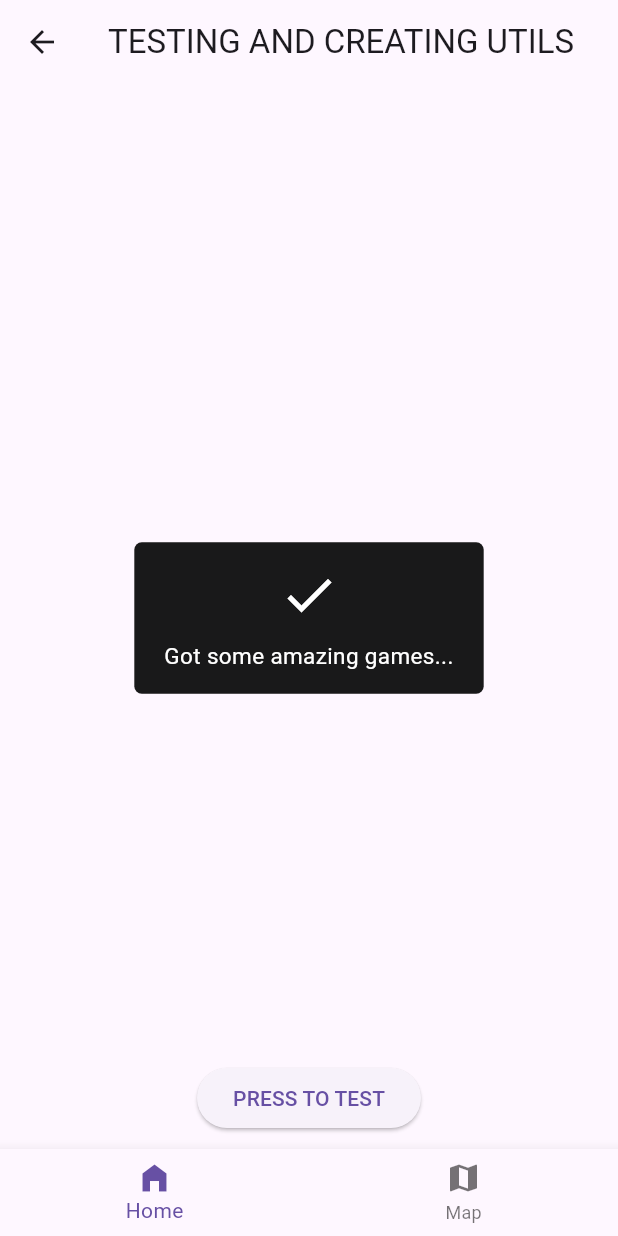
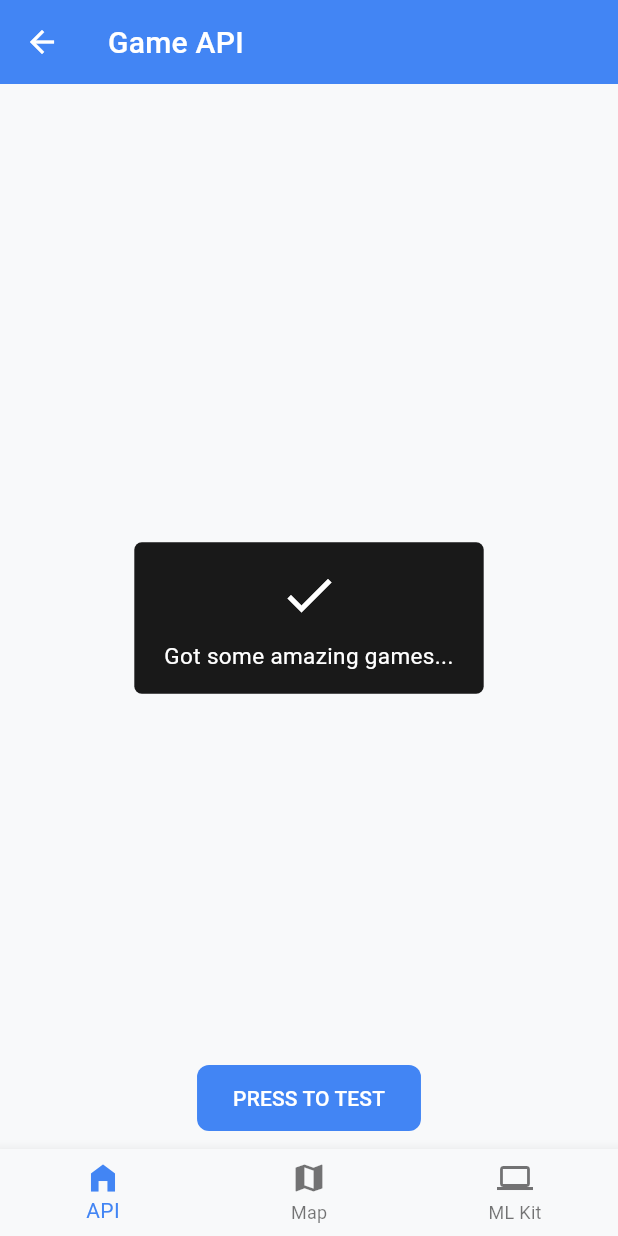
Before and after one commit to tmbmnadim/utilities, a Flutter app: the Home screen opened by its route, after a tap on "PRESS TO TEST", on a phone screen of 412 x 824 dp. Run offline on Flutter 3.47's test engine with Material 3 defaults, Android fonts, the phone set to English and light mode, and no system bars; our stand-ins replace camera, flutter_dotenv, flutter_easyloading, geolocator, get, google_maps_flutter and 1 more; missing offline and left inert: flutter_polyline_points, google_mlkit_barcode_scanning, google_mlkit_text_recognition, widget_to_marker; network calls fail.

```diff
--- a/lib/controllers/test_controller.dart
+++ b/lib/api/controllers/game_controller.dart
@@ -1,12 +1,11 @@
 import 'dart:developer';
 
-import 'package:flutter_easyloading/flutter_easyloading.dart';
 import 'package:get/get.dart';
-import 'package:utilities/cat_fact_model.dart';
-import 'package:utilities/repositories/test_repository.dart';
+import 'package:utilities/api/models/game_model.dart';
+import 'package:utilities/api/repositories/game_repository.dart';
 import 'package:utilities/utils/controller_utils.dart';
 
-class TestController extends GetxController {
+class GameController extends GetxController {
   final TestRepository _repo = TestRepository();
 
   // ============================================= State
--- a/lib/repositories/test_repository.dart
+++ b/lib/api/repositories/game_repository.dart
@@ -1,5 +1,5 @@
-import 'package:utilities/cat_fact_model.dart';
-import 'package:utilities/sources/test_source.dart';
+import 'package:utilities/api/models/game_model.dart';
+import 'package:utilities/api/sources/game_source.dart';
 import 'package:utilities/utils/data_state.dart';
 import 'package:utilities/utils/repository_error_handler.dart';
 
--- a/lib/sources/test_source.dart
+++ b/lib/api/sources/game_source.dart
@@ -2,7 +2,7 @@ import 'dart:developer';
 
 import 'package:utilities/utils/api_manager.dart';
 
-import '../cat_fact_model.dart';
+import '../models/game_model.dart';
 
 class TestSource {
   TestSource();
--- a/lib/view/homepage.dart
+++ b/lib/api/view/api_page.dart
@@ -1,14 +1,14 @@
 import 'package:flutter/material.dart';
 import 'package:get/get.dart';
-import 'package:utilities/controllers/test_controller.dart';
+import 'package:utilities/api/controllers/game_controller.dart';
 import 'package:utilities/utils/controller_utils.dart';
 
-class Homepage extends StatelessWidget {
-  const Homepage({super.key});
+class ApiScreen extends StatelessWidget {
+  const ApiScreen({super.key});
 
   @override
   Widget build(BuildContext context) {
-    final testCtrl = Get.put(TestController());
+    final testCtrl = Get.put(GameController());
     return Scaffold(
       body: Obx(() {
         ControllerUtils.showGameStatus(testCtrl.status);
--- a/lib/controllers/location_controller.dart
+++ b/lib/google_map/controllers/location_controller.dart
@@ -146,6 +146,7 @@ class LocationController extends GetxController {
     VoidCallback? onTap,
   }) async {
     try {
+      if(!context.mounted) return;
       _pinMarkerIcon = await _processMarkerIcon(context, icon);
     } catch (e) {
       _handleError(e, "LocationController<setUserMarkerIcon>:");
--- a/lib/view/map_page.dart
+++ b/lib/google_map/view/map_page.dart
@@ -1,22 +1,27 @@
+import 'dart:async';
+
 import 'package:flutter/material.dart';
 import 'package:get/get.dart';
 import 'package:google_maps_flutter/google_maps_flutter.dart';
-import 'package:utilities/controllers/location_controller.dart';
+import 'package:utilities/google_map/controllers/location_controller.dart';
 import 'package:utilities/utils/custom_marker.dart';
 
-class MapPage extends StatefulWidget {
-  const MapPage({super.key});
+class MapScreen extends StatefulWidget {
+  const MapScreen({super.key});
 
   @override
-  State<MapPage> createState() => _MapPageState();
+  State<MapScreen> createState() => _MapScreenState();
 }
 
-class _MapPageState extends State<MapPage> {
+class _MapScreenState extends State<MapScreen> {
   final locationCtrl = Get.find<LocationController>();
+  Timer? _timer;
   @override
   void initState() {
     super.initState();
+    _timer = Timer(Duration(milliseconds: 300), () {
       locationCtrl.getCurrentLocation();
+    });
     WidgetsBinding.instance.addPostFrameCallback((_) {
       locationCtrl.setUserMarkerIcon(
         context,
@@ -43,6 +48,7 @@ class _MapPageState extends State<MapPage> {
 
   @override
   void dispose() {
+    _timer?.cancel();
     super.dispose();
     locationCtrl.disposeContents();
   }
@@ -95,8 +101,9 @@ class _MapPageState extends State<MapPage> {
                 )
               else if (ctrl.locationNotFound)
                 Expanded(
+                  child: Center(
                     child: Text(
-                    "Couldn't get location!",
+                      "Location not fetched!",
                       textAlign: TextAlign.center,
                       style: TextStyle(
                         fontSize: 18,
@@ -104,9 +111,11 @@ class _MapPageState extends State<MapPage> {
                         color: Colors.redAccent,
                       ),
                     ),
+                  ),
                 )
               else
                 Expanded(
+                  child: Center(
                     child: Text(
                       "Location was not initialized!",
                       textAlign: TextAlign.center,
@@ -114,6 +123,7 @@ class _MapPageState extends State<MapPage> {
                         fontSize: 18,
                         fontWeight: FontWeight.w600,
                         color: Colors.redAccent,
+                      ),
                     ),
                   ),
                 ),
--- /dev/null
+++ b/lib/google_ml_kit/view/ml_kit_screen.dart
@@ -0,0 +1,143 @@
+import 'package:camera/camera.dart';
+import 'package:flutter/material.dart';
+import 'package:get/get.dart';
+import 'package:utilities/google_ml_kit/controller/ml_kit_controller.dart';
+import 'package:utilities/utils/controller_utils.dart';
+
+class MLKitScreen extends StatefulWidget {
+  const MLKitScreen({super.key});
+
+  @override
+  State<MLKitScreen> createState() => _MLKitScreenState();
+}
+
+class _MLKitScreenState extends State<MLKitScreen> {
+  MLKitController ctrl = Get.put(MLKitController());
+  @override
+  void dispose() {
+    super.dispose();
+    ctrl.onClose();
+  }
+
+  @override
+  Widget build(BuildContext context) {
+    return Scaffold(
+      body: GetBuilder<MLKitController>(
+        builder: (mlkCtrl) {
+          return Column(
+            children: [
+              Builder(
+                builder: (context) {
+                  switch (ctrl.status) {
+                    case MlKitControllerStatus.initial:
+                      return Expanded(
+                        child: Center(child: Text("Camera not initialized!")),
+                      );
+                    case MlKitControllerStatus.loading:
+                      return Expanded(
+                        child: Center(child: CircularProgressIndicator()),
+                      );
+                    case MlKitControllerStatus.readyToTakePhoto:
+                      return Expanded(child: CameraPreview(ctrl.cameraCtrl));
+                    case MlKitControllerStatus.captured:
+                      return Expanded(
+                        child: Image.file(ctrl.image, fit: BoxFit.cover),
+                      );
+                    case MlKitControllerStatus.failure:
+                      return Expanded(
+                        child: Center(
+                          child: Text(
+                            "Failed to initialize camera!\n${ctrl.errorMessage}",
+                          ),
+                        ),
+                      );
+                    case MlKitControllerStatus.processed:
+                      return Expanded(
+                        child: Builder(
+                          builder: (context) {
+                            if (ctrl.scanResults.isEmpty) {
+                              return Center(
+                                child: Text(
+                                  "Result is empty",
+                                ),
+                              );
+                            }
+                            return ListView.builder(
+                              itemCount: ctrl.scanResults.length,
+                              itemBuilder: (context, index) {
+                                return Text(ctrl.scanResults[index]);
+                              },
+                            );
+                          },
+                        ),
+                      );
+                  }
+                },
+              ),
+              SingleChildScrollView(
+                scrollDirection: Axis.horizontal,
+                child: Row(
+                  spacing: 10,
+                  children: [
+                    SizedBox(width: 0),
+                    if (ctrl.status == MlKitControllerStatus.readyToTakePhoto)
+                      ElevatedButton(
+                        onPressed: () => ctrl.takePicture(),
+                        child: Text("Take Picture"),
+                      )
+                    else if (ctrl.status == MlKitControllerStatus.captured)
+                      ElevatedButton(
+                        onPressed: () => ctrl.retakePicture(),
+                        child: Text("Retake"),
+                      ),
+                    if (ctrl.status == MlKitControllerStatus.captured)
+                      ElevatedButton(
+                        onPressed: () => ctrl.processImage(),
+                        child: Text("Process Image"),
+                      ),
+                    if (ctrl.status == MlKitControllerStatus.processed)
+                      ElevatedButton(
+                        onPressed: () => ctrl.retakePicture(),
+                        child: Text("Take another"),
+                      ),
+                    _dropDownMenu(context, mlkCtrl),
+                    SizedBox(width: 0),
+                  ],
+                ),
+              ),
+            ],
+          );
+        },
+      ),
+    );
+  }
+
+  Widget _dropDownMenu(BuildContext context, MLKitController mlkCtrl) {
+    return Container(
+      decoration: BoxDecoration(
+        color: Theme.of(context).colorScheme.primary,
+        borderRadius: BorderRadius.circular(10),
+      ),
+      margin: EdgeInsets.symmetric(horizontal: 10),
+      padding: EdgeInsets.symmetric(horizontal: 10),
+      child: DropdownButton<MlKitOptions>(
+        value: mlkCtrl.option,
+        underline: SizedBox(),
+        style: TextStyle(color: Colors.white),
+        iconEnabledColor: Colors.white,
+        borderRadius: BorderRadius.circular(10),
+        dropdownColor: Theme.of(context).colorScheme.primaryFixedDim,
+        padding: EdgeInsets.zero,
+        items: MlKitOptions.values.map((value) {
+          return DropdownMenuItem(
+            value: value,
+            enabled: value.index < 2,
+            child: Text(value.toTitle()),
+            onTap: () => mlkCtrl.changeOption(value),
+          );
+        }).toList(),
+        onChanged: (value) => mlkCtrl.changeOption(value),
+      ),
+    );
+  }
+}
--- /dev/null
+++ b/lib/routes/route_list.dart
@@ -0,0 +1,6 @@
+class Routes {
+  static const String initial = '/';
+  static const String home = '/home';
+  static const String mapPage = '/map';
+  static const String mlKitPage = '/ml_kit';
+}
--- a/lib/routes/routes.dart
+++ b/lib/routes/routes.dart
@@ -1,31 +1,25 @@
-// /c:/Users/mansu/Documents/Projects/flutter_utils/utilities/lib/routes/routes.dart
-import 'package:flutter/material.dart';
 import 'package:get/get.dart';
-import 'package:utilities/controllers/home_controller.dart';
-import 'package:utilities/view/home.dart';
-import 'package:utilities/view/homepage.dart';
-import 'package:utilities/view/map_page.dart';
+import 'package:utilities/shared/controller/home_controller.dart';
+import 'package:utilities/shared/view/home.dart';
+import 'package:utilities/google_map/view/map_page.dart';
+import 'package:utilities/google_ml_kit/view/ml_kit_screen.dart';
+import 'package:utilities/landing.dart';
 
-/// Simple GetX routes setup with example pages and binding.
-/// Replace placeholder pages/controllers with real implementations.
+import 'route_list.dart';
 
-class Routes {
-  static const String home = '/';
-  static const String homepage = '/homepage';
-  static const String mapPage = '/map';
-}
-
-class AppPages {
-  static const String initial = Routes.home;
-
-  // register all pages here
+class AppRoutes {
+  static final String initial = Routes.initial;
   static final List<GetPage<dynamic>> routes = [
+    GetPage(name: Routes.initial, page: () => const LandingPage()),
     GetPage(
       name: Routes.home,
       page: () => const Home(),
       binding: HomeBinding(),
     ),
-    GetPage(name: Routes.homepage, page: () => Homepage()),
-    GetPage(name: Routes.mapPage, page: () => MapPage()),
+    GetPage(name: Routes.mapPage, page: () => MapScreen()),
+    GetPage(
+      name: Routes.mlKitPage,
+      page: () => MLKitScreen(),
+    ),
   ];
 }
--- a/lib/controllers/home_controller.dart
+++ b/lib/shared/controller/home_controller.dart
@@ -1,7 +1,8 @@
 import 'package:flutter/material.dart';
 import 'package:get/get.dart';
-import 'package:utilities/view/homepage.dart';
-import 'package:utilities/view/map_page.dart';
+import 'package:utilities/api/view/api_page.dart';
+import 'package:utilities/google_map/view/map_page.dart';
+import 'package:utilities/google_ml_kit/view/ml_kit_screen.dart';
 
 class HomeBinding extends Bindings {
   @override
@@ -13,9 +14,16 @@ class HomeBinding extends Bindings {
 class HomeController extends GetxController {
   PageController pageController = PageController();
 
-  final List<Widget> _pages = [Homepage(), MapPage()];
+  // final List<Widget> _pages = [ApiScreen(), MapScreen(), MLKitScreen()];
+  final Map<String, Widget> _pages = {
+    "Game API": ApiScreen(),
+    "Map": MapScreen(),
+    "ML Kit": MLKitScreen(),
+  };
 
-  List<Widget> get pages => _pages;
+  List<String> get titles => _pages.keys.toList();
+  String get title => _pages.keys.toList()[currentIndex];
+  List<Widget> get pages => _pages.values.toList();
 
   final RxInt _currentIndex = 0.obs;
   int get currentIndex => _currentIndex.value;
--- a/lib/controllers/permission_controller.dart
+++ b/lib/shared/controller/permission_controller.dart
@@ -8,13 +8,16 @@ class PermissionController extends GetxController {
     _initialize();
   }
   late PermissionStatus _location;
+  late PermissionStatus _camera;
   String _errorMessage = "Nothing to report!";
 
   PermissionStatus get location => _location;
+  PermissionStatus get camera => _camera;
   String get errorMessage => _errorMessage;
 
   Future<void> _initialize() async {
     _location = await Permission.locationWhenInUse.status;
+    _camera = await Permission.camera.status;
   }
 
   Future<void> getLocationPermissions() async {
@@ -25,9 +28,15 @@ class PermissionController extends GetxController {
     }
   }
 
-  Future<PermissionStatus> _checkAndRequest(
-    PermissionWithService service,
-  ) async {
+  Future<void> getCameraPermissions() async {
+    try {
+      _camera = await _checkAndRequest(Permission.camera);
+    } catch (e) {
+      log(e.toString());
+    }
+  }
+
+  Future<PermissionStatus> _checkAndRequest(Permission service) async {
     final status = await service.status;
     if (!status.isGranted) {
       await service.request();
--- a/lib/view/home.dart
+++ b/lib/shared/view/home.dart
@@ -2,8 +2,8 @@ import 'package:flutter/material.dart';
 import 'package:flutter_easyloading/flutter_easyloading.dart';
 import 'package:get/get.dart';
 import 'package:permission_handler/permission_handler.dart';
-import 'package:utilities/controllers/home_controller.dart';
-import 'package:utilities/controllers/permission_controller.dart';
+import 'package:utilities/shared/controller/home_controller.dart';
+import 'package:utilities/shared/controller/permission_controller.dart';
 
 class Home extends StatefulWidget {
   const Home({super.key});
@@ -24,15 +24,15 @@ class _HomeState extends State<Home> {
 
   @override
   Widget build(BuildContext context) {
+    return Obx(() {
       return Scaffold(
-      appBar: AppBar(title: Text("TESTING AND CREATING UTILS")),
+        appBar: AppBar(title: Text(homeCtrl.title)),
         body: PageView(
           physics: NeverScrollableScrollPhysics(),
           controller: homeCtrl.pageController,
           children: homeCtrl.pages,
         ),
-      bottomNavigationBar: Obx(() {
-        return BottomNavigationBar(
+        bottomNavigationBar: BottomNavigationBar(
           currentIndex: homeCtrl.currentIndex,
           onTap: (value) {
             if (!permissionCtrl.location.isGranted && value == 1) {
@@ -45,12 +45,16 @@ class _HomeState extends State<Home> {
           items: [
             BottomNavigationBarItem(
               icon: Icon(Icons.home_filled),
-              label: "Home",
+              label: "API",
             ),
             BottomNavigationBarItem(icon: Icon(Icons.map), label: "Map"),
+            BottomNavigationBarItem(
+              icon: Icon(Icons.computer),
+              label: "ML Kit",
+            ),
           ],
+        ),
       );
-      }),
-    );
+    });
   }
 }
--- /dev/null
+++ b/lib/theme/ml_theme.dart
@@ -0,0 +1,68 @@
+import 'package:flutter/material.dart';
+
+class MLTheme {
+  static final ThemeData mlKitTheme = ThemeData(
+    useMaterial3: true,
+    colorScheme: ColorScheme.fromSeed(
+      seedColor: const Color(0xFF4285F4), // Google Blue
+      primary: const Color(0xFF4285F4), // Google Blue
+      secondary: const Color(0xFF34A853), // Google Green
+      tertiary: const Color(0xFFFBBC04), // Google Yellow
+      error: const Color(0xFFEA4335), // Google Red
+      surface: const Color(0xFFF8F9FA),
+      onPrimary: Colors.white,
+      onSecondary: Colors.white,
+      onSurface: const Color(0xFF202124),
+    ),
+    scaffoldBackgroundColor: const Color(0xFFF8F9FA),
+    appBarTheme: const AppBarTheme(
+      backgroundColor: Color(0xFF4285F4),
+      foregroundColor: Colors.white,
+      elevation: 0,
+      centerTitle: false,
+      titleTextStyle: TextStyle(
+        fontSize: 20,
+        fontWeight: FontWeight.w500,
+        color: Colors.white,
+        letterSpacing: 0.15,
+      ),
+    ),
+    cardTheme: CardThemeData(
+      color: Colors.white,
+      elevation: 1,
+      shape: RoundedRectangleBorder(borderRadius: BorderRadius.circular(12)),
+    ),
+    elevatedButtonTheme: ElevatedButtonThemeData(
+      style: ElevatedButton.styleFrom(
+        backgroundColor: const Color(0xFF4285F4),
+        foregroundColor: Colors.white,
+        elevation: 0,
+        padding: const EdgeInsets.symmetric(horizontal: 24, vertical: 12),
+        shape: RoundedRectangleBorder(borderRadius: BorderRadius.circular(8)),
+      ),
+    ),
+    textTheme: const TextTheme(
+      displayLarge: TextStyle(
+        fontSize: 57,
+        fontWeight: FontWeight.w400,
+        color: Color(0xFF202124),
+      ),
+      headlineMedium: TextStyle(
+        fontSize: 28,
+        fontWeight: FontWeight.w400,
+        color: Color(0xFF202124),
+      ),
+      titleLarge: TextStyle(
+        fontSize: 22,
+        fontWeight: FontWeight.w500,
+        color: Color(0xFF202124),
+      ),
+      bodyLarge: TextStyle(
+        fontSize: 16,
+        fontWeight: FontWeight.w400,
+        color: Color(0xFF5F6368),
+      ),
+    ),
+    iconTheme: const IconThemeData(color: Color(0xFF5F6368)),
+  );
+}
--- a/lib/utils/controller_utils.dart
+++ b/lib/utils/controller_utils.dart
@@ -1,6 +1,8 @@
 import 'package:flutter_easyloading/flutter_easyloading.dart';
 
 enum ControllerStatus { initial, loading, success, updated, created, failure }
+
+enum MlKitControllerStatus { initial, loading, readyToTakePhoto, captured, processed, failure }
 
 class ControllerUtils {
   static bool showLoading = false;
```
Also changed, not shown: lib/app.dart (added, +26 -0 lines), lib/google_ml_kit/controller/ml_kit_controller.dart (added, +190 -0 lines), lib/landing.dart (added, +23 -0 lines), lib/main.dart (+2 -21 lines), pubspec.yaml (+5 -51 lines), lib/api/models/game_model.dart (renamed from lib/cat_fact_model.dart), pubspec.lock, 3 other files. Lines whose indentation alone changed are shown as unchanged.
